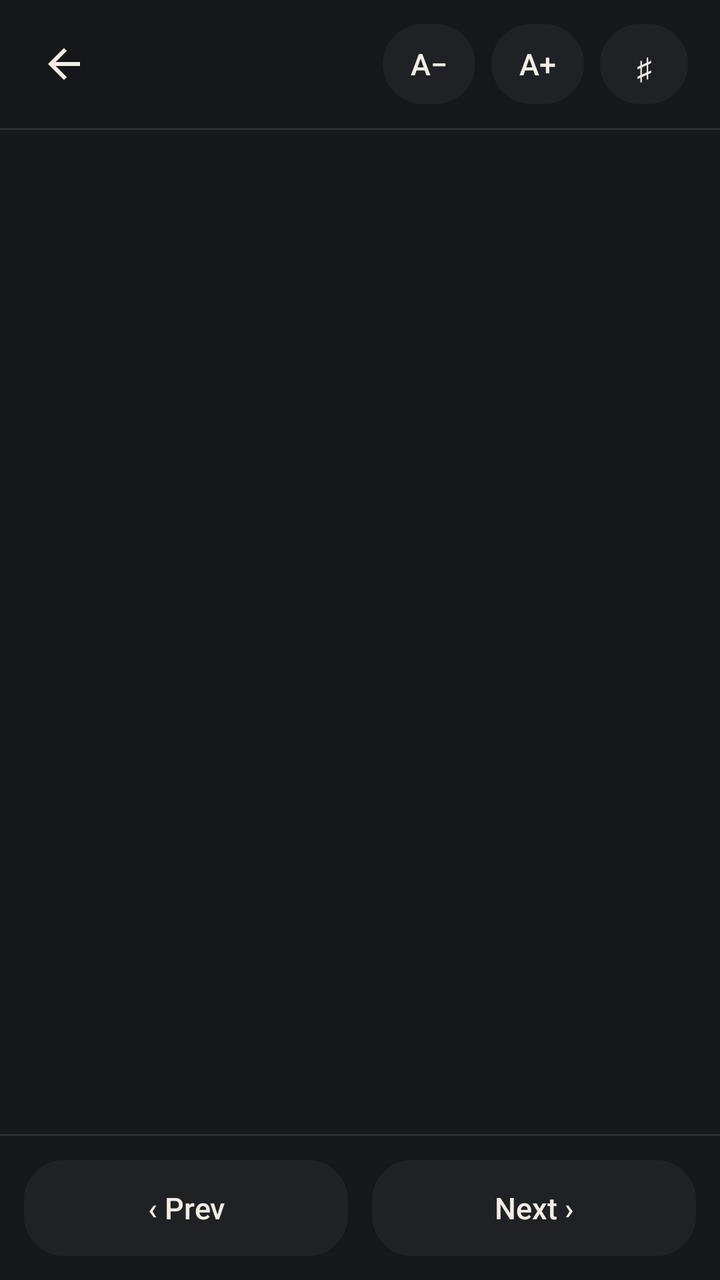
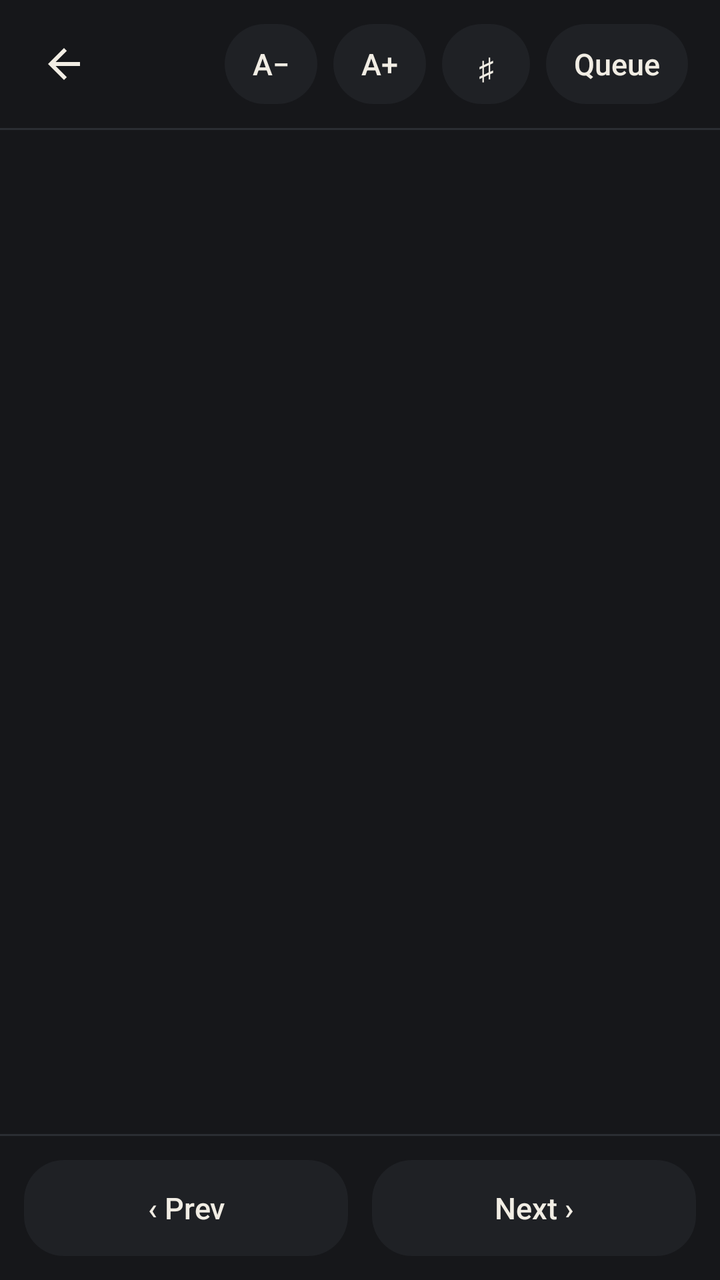

The first picture is an Android layout as it rendered before a commit; the second is the same layout after the commit. The layout source and the unified diff follow.
<!-- AndroidManifest.xml: application theme Theme.AknSetlist -->
<!-- res/layout/activity_song_detail.xml -->
<?xml version="1.0" encoding="utf-8"?>
<LinearLayout xmlns:android="http://schemas.android.com/apk/res/android"
    android:layout_width="match_parent"
    android:layout_height="match_parent"
    android:background="@color/akn_bg"
    android:fitsSystemWindows="true"
    android:orientation="vertical">

    
    <LinearLayout
        android:layout_width="match_parent"
        android:layout_height="wrap_content"
        android:gravity="center_vertical"
        android:orientation="horizontal"
        android:paddingStart="8dp"
        android:paddingTop="8dp"
        android:paddingEnd="16dp"
        android:paddingBottom="8dp">

        <ImageButton
            android:id="@+id/button_back"
            android:layout_width="48dp"
            android:layout_height="48dp"
            android:background="?attr/selectableItemBackgroundBorderless"
            android:contentDescription="@string/detail_back"
            android:src="@drawable/ic_arrow_back" />

        <TextView
            android:id="@+id/text_position"
            style="@style/Text.Caption"
            android:layout_width="0dp"
            android:layout_height="wrap_content"
            android:layout_weight="1"
            android:paddingStart="4dp" />

        <TextView
            android:id="@+id/button_smaller"
            style="@style/Widget.Akn.ToolButton"
            android:layout_width="wrap_content"
            android:layout_height="wrap_content"
            android:contentDescription="@string/detail_smaller"
            android:text="A\u2212" />

        <TextView
            android:id="@+id/button_larger"
            style="@style/Widget.Akn.ToolButton"
            android:layout_width="wrap_content"
            android:layout_height="wrap_content"
            android:layout_marginStart="8dp"
            android:contentDescription="@string/detail_larger"
            android:text="A+" />

        <TextView
            android:id="@+id/button_chords"
            style="@style/Widget.Akn.ToolButton"
            android:layout_width="wrap_content"
            android:layout_height="wrap_content"
            android:layout_marginStart="8dp"
            android:contentDescription="@string/detail_toggle_chords"
            android:text="\u266F" />
    </LinearLayout>

    <View
        android:layout_width="match_parent"
        android:layout_height="@dimen/divider_height"
        android:background="@color/akn_divider" />

    <ScrollView
        android:id="@+id/scroll_song"
        android:layout_width="match_parent"
        android:layout_height="0dp"
        android:layout_weight="1"
        android:fillViewport="true"
        android:overScrollMode="ifContentScrolls">

        <LinearLayout
            android:id="@+id/content_song"
            android:layout_width="match_parent"
            android:layout_height="wrap_content"
            android:orientation="vertical"
            android:paddingStart="@dimen/screen_margin"
            android:paddingTop="@dimen/space_l"
            android:paddingEnd="@dimen/screen_margin"
            android:paddingBottom="56dp">

            <TextView
                android:id="@+id/text_song_title"
                style="@style/Text.DetailTitle"
                android:layout_width="match_parent"
                android:layout_height="wrap_content" />

            <TextView
                android:id="@+id/text_song_artist"
                style="@style/Text.DetailArtist"
                android:layout_width="match_parent"
                android:layout_height="wrap_content"
                android:layout_marginTop="4dp" />

            
            <TextView
                android:id="@+id/text_chords_summary"
                android:layout_width="match_parent"
                android:layout_height="wrap_content"
                android:layout_marginTop="@dimen/space_l"
                android:fontFamily="monospace"
                android:textColor="@color/akn_accent"
                android:visibility="gone" />

            
            <TextView
                android:id="@+id/text_chart"
                android:layout_width="match_parent"
                android:layout_height="wrap_content"
                android:layout_marginTop="@dimen/space_l"
                android:fontFamily="monospace"
                android:lineSpacingMultiplier="1.1"
                android:textColor="@color/akn_text_primary" />
        </LinearLayout>
    </ScrollView>

    <View
        android:layout_width="match_parent"
        android:layout_height="@dimen/divider_height"
        android:background="@color/akn_divider" />

    <LinearLayout
        android:layout_width="match_parent"
        android:layout_height="wrap_content"
        android:orientation="horizontal"
        android:padding="12dp">

        <TextView
            android:id="@+id/button_prev"
            style="@style/Widget.Akn.ToolButton"
            android:layout_width="0dp"
            android:layout_height="48dp"
            android:layout_marginEnd="6dp"
            android:layout_weight="1"
            android:text="@string/detail_prev" />

        <TextView
            android:id="@+id/button_next"
            style="@style/Widget.Akn.ToolButton"
            android:layout_width="0dp"
            android:layout_height="48dp"
            android:layout_marginStart="6dp"
            android:layout_weight="1"
            android:text="@string/detail_next" />
    </LinearLayout>
</LinearLayout>
<!-- resources referenced by this layout -->
<resources>
  <color name="akn_accent">#B4E3A0</color>
  <color name="akn_bg">#16171A</color>
  <color name="akn_divider">#2B2E33</color>
  <color name="akn_text_primary">#F1EDE4</color>
  <dimen name="divider_height">1dp</dimen>
  <dimen name="screen_margin">24dp</dimen>
  <dimen name="space_l">24dp</dimen>
  <!-- drawable ic_arrow_back (drawable) -->
  <vector xmlns:android="http://schemas.android.com/apk/res/android"
      android:width="24dp" android:height="24dp" android:viewportWidth="24" android:viewportHeight="24"
      android:tint="@color/akn_text_primary">
      <path android:fillColor="#FFFFFFFF"
          android:pathData="M20,11H7.83l5.59,-5.59L12,4l-8,8 8,8 1.41,-1.41L7.83,13H20v-2z" />
  </vector>
  <string name="detail_back">Back to song list</string>
  <string name="detail_larger">Larger text</string>
  <string name="detail_next">Next  ›</string>
  <string name="detail_prev">‹  Prev</string>
  <string name="detail_smaller">Smaller text</string>
  <string name="detail_toggle_chords">Show or hide chords</string>
  <style name="Text.Caption">
          <item name="android:textSize">@dimen/text_caption</item>
          <item name="android:textColor">@color/akn_text_secondary</item>
      </style>
  <style name="Text.DetailArtist" parent="Text.Body">
          <item name="android:textSize">16sp</item>
      </style>
  <style name="Text.DetailTitle" parent="Text.Title">
          <item name="android:textSize">26sp</item>
          <item name="android:lineSpacingMultiplier">1.05</item>
      </style>
  <style name="Theme.AknSetlist" parent="Theme.Material3.Dark.NoActionBar">
          <item name="colorPrimary">@color/akn_accent</item>
          <item name="colorOnPrimary">@color/akn_on_accent</item>
          <item name="colorSurface">@color/akn_bg</item>
          <item name="colorOnSurface">@color/akn_text_primary</item>
          <item name="colorOnSurfaceVariant">@color/akn_text_secondary</item>
          <item name="colorError">@color/akn_error</item>
          <item name="android:colorBackground">@color/akn_bg</item>
          <item name="android:windowBackground">@color/akn_bg</item>
          <item name="android:statusBarColor">@color/akn_bg</item>
          <item name="android:navigationBarColor">@color/akn_bg</item>
          <item name="android:textColorPrimary">@color/akn_text_primary</item>
          <item name="android:textColorSecondary">@color/akn_text_secondary</item>
          <item name="android:textColorHint">@color/akn_text_tertiary</item>
      </style>
  <dimen name="text_caption">13sp</dimen>
  <color name="akn_text_secondary">#8D9199</color>
  <style name="Text.Body">
          <item name="android:textSize">@dimen/text_body</item>
          <item name="android:textColor">@color/akn_text_secondary</item>
      </style>
  <style name="Text.Title">
          <item name="android:textSize">@dimen/text_title</item>
          <item name="android:textColor">@color/akn_text_primary</item>
          <item name="android:fontFamily">sans-serif-medium</item>
      </style>
  <color name="akn_on_accent">#16171A</color>
  <color name="akn_error">#E58B7E</color>
  <color name="akn_text_tertiary">#5F636B</color>
  <dimen name="text_body">15sp</dimen>
  <dimen name="text_title">17sp</dimen>
  <color name="akn_surface_pressed">#272A2F</color>
  <color name="akn_surface">#1F2125</color>
  <!-- unchanged entries left out for length: 2 -->
</resources>

<!-- the commit's change to res/layout/activity_song_detail.xml (unified diff, before → after) -->
@@ -31,6 +31,8 @@
             android:layout_width="0dp"
             android:layout_height="wrap_content"
             android:layout_weight="1"
+            android:ellipsize="end"
+            android:maxLines="1"
             android:paddingStart="4dp" />
 
         <TextView
@@ -39,7 +41,7 @@
             android:layout_width="wrap_content"
             android:layout_height="wrap_content"
             android:contentDescription="@string/detail_smaller"
-            android:text="A\u2212" />
+            android:text="A&#x2212;" />
 
         <TextView
             android:id="@+id/button_larger"
@@ -57,7 +59,15 @@
             android:layout_height="wrap_content"
             android:layout_marginStart="8dp"
             android:contentDescription="@string/detail_toggle_chords"
-            android:text="\u266F" />
+            android:text="&#x266F;" />
+
+        <TextView
+            android:id="@+id/button_queue"
+            style="@style/Widget.Akn.ToolButton"
+            android:layout_width="wrap_content"
+            android:layout_height="wrap_content"
+            android:layout_marginStart="8dp"
+            android:text="@string/queue_button" />
     </LinearLayout>
 
     <View
<!-- resource entries referenced after the edit -->
@@ -20,6 +20,7 @@
   <string name="detail_prev">‹  Prev</string>
   <string name="detail_smaller">Smaller text</string>
   <string name="detail_toggle_chords">Show or hide chords</string>
+  <string name="queue_button">Queue</string>
   <style name="Text.Caption">
           <item name="android:textSize">@dimen/text_caption</item>
           <item name="android:textColor">@color/akn_text_secondary</item>
@@ -45,6 +46,11 @@
           <item name="android:textColorPrimary">@color/akn_text_primary</item>
           <item name="android:textColorSecondary">@color/akn_text_secondary</item>
           <item name="android:textColorHint">@color/akn_text_tertiary</item>
+          <item name="colorSurfaceContainerLowest">@color/akn_bg</item>
+          <item name="colorSurfaceContainerLow">@color/akn_surface</item>
+          <item name="colorSurfaceContainer">@color/akn_surface</item>
+          <item name="colorSurfaceContainerHigh">@color/akn_surface_pressed</item>
+          <item name="colorSurfaceContainerHighest">@color/akn_surface_pressed</item>
       </style>
   <dimen name="text_caption">13sp</dimen>
   <color name="akn_text_secondary">#8D9199</color>
